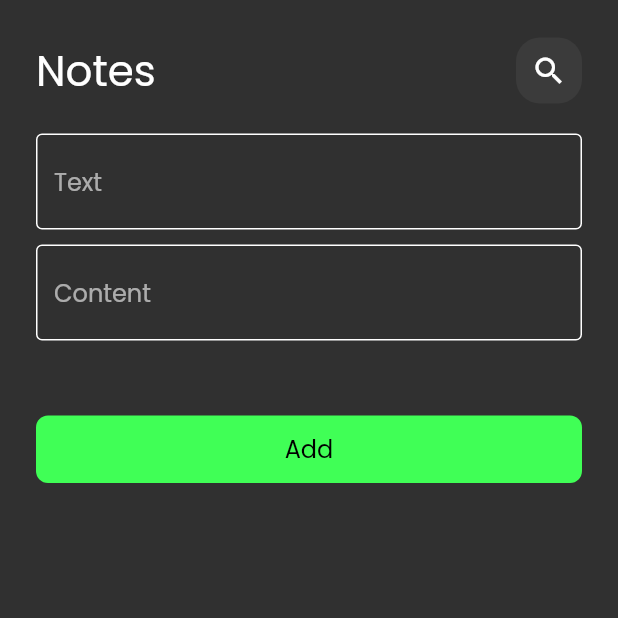
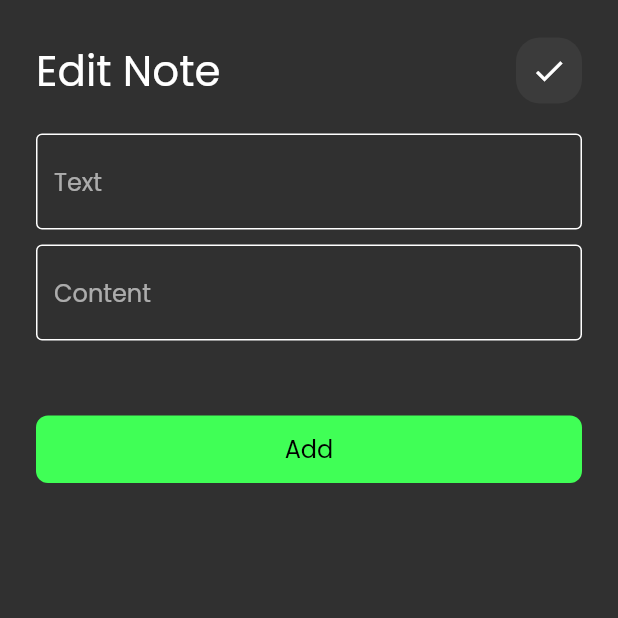
Before and after one commit to MahmoudAli727/last_pro, a Flutter app: the screen it shows after launch, after a tap on "Flutter Tips", on a phone screen of 412 x 824 dp, the top half of it. Run offline on Flutter 3.47's test engine with Material 2 defaults, Android fonts, the phone set to English and light mode, and no system bars; our stand-ins replace font_awesome_flutter.

Commit message:
add text and icon for appbar constractor

```diff
--- a/lib/widgets/CustomAppbar.dart
+++ b/lib/widgets/CustomAppbar.dart
@@ -2,18 +2,21 @@ import 'package:flutter/material.dart';
 import 'package:last_pro/widgets/Custom_Icon.dart';
 
 class CustomerAppBar extends StatelessWidget {
-  const CustomerAppBar({super.key});
-
+  const CustomerAppBar({super.key, required this.text, required this.icon});
+  final String text;
+  final icon;
   @override
   Widget build(BuildContext context) {
     return Row(
       children: [
         Text(
-          "Notes",
+          text,
           style: TextStyle(fontSize: 28),
         ),
         Spacer(),
-        Custom_Icon(),
+        Custom_Icon(
+          icon: icon,
+        ),
       ],
     );
   }
--- a/lib/widgets/Custom_Icon.dart
+++ b/lib/widgets/Custom_Icon.dart
@@ -1,8 +1,8 @@
 import 'package:flutter/material.dart';
 
 class Custom_Icon extends StatelessWidget {
-  const Custom_Icon({super.key});
-
+  const Custom_Icon({super.key, required this.icon});
+  final icon;
   @override
   Widget build(BuildContext context) {
     return Container(
@@ -14,7 +14,7 @@ class Custom_Icon extends StatelessWidget {
       ),
       child: IconButton(
         icon: Icon(
-          Icons.search,
+          icon,
           size: 24,
         ),
         onPressed: () {},
--- a/lib/widgets/Edit_view_Body.dart
+++ b/lib/widgets/Edit_view_Body.dart
@@ -14,7 +14,10 @@ class Edit_view_Body extends StatelessWidget {
         SizedBox(
           height: 25,
         ),
-        CustomerAppBar(),
+        CustomerAppBar(
+          text: "Edit Note",
+          icon: Icons.check,
+        ),
         SizedBox(
           height: 20,
         ),
--- a/lib/widgets/note_view_body.dart
+++ b/lib/widgets/note_view_body.dart
@@ -13,7 +13,10 @@ class note_view_body extends StatelessWidget {
           SizedBox(
             height: 25,
           ),
-          CustomerAppBar(),
+          CustomerAppBar(
+            text: "Notes",
+            icon: Icons.search,
+          ),
           Expanded(
               child: Container(
             child: noteList(),
```
